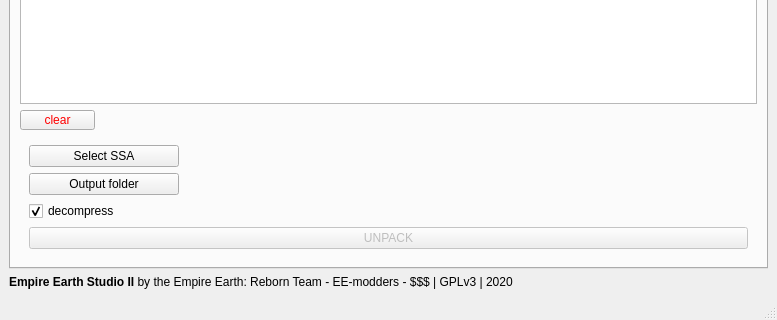
First picture: the form in src/lib/mainWindow.ui, repository EE-modders/Empire-Earth-Studio-2, before the edit; both pictures show x 0 to 777 and y 314 to 634 of the 777 by 634 pixel window.
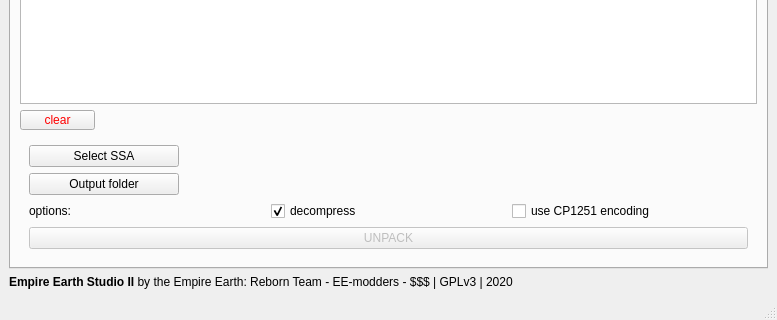
Second picture: the form after the edit. The open tabs and pages were chosen to show the change. Icons and pictures are not drawn. Custom widgets are drawn as their Qt base class.

Commit message: add support for Russian SSA files

```diff
--- a/src/lib/mainWindow.ui
+++ b/src/lib/mainWindow.ui
@@ -262,6 +262,15 @@
             </layout>
            </item>
            <item>
+            <layout class="QHBoxLayout" name="horizontalLayout">
+             <item>
+              <widget class="QLabel" name="label_4">
+               <property name="text">
+                <string>options:</string>
+               </property>
+              </widget>
+             </item>
+             <item>
             <widget class="QCheckBox" name="tab_ssa_decompress">
              <property name="text">
               <string>decompress</string>
@@ -275,6 +284,18 @@
             </widget>
            </item>
            <item>
+              <widget class="QCheckBox" name="tab_ssa_kyrillicencode">
+               <property name="toolTip">
+                <string>check this for Russian files</string>
+               </property>
+               <property name="text">
+                <string>use CP1251 encoding</string>
+               </property>
+              </widget>
+             </item>
+            </layout>
+           </item>
+           <item>
             <widget class="QPushButton" name="tab_ssa_unpack">
              <property name="enabled">
               <bool>false</bool>
```
Left out of the diff: 5 changed lines with no effect on the pictures. Lines whose indentation alone changed are shown as unchanged. The commit also changes 2 other files.
